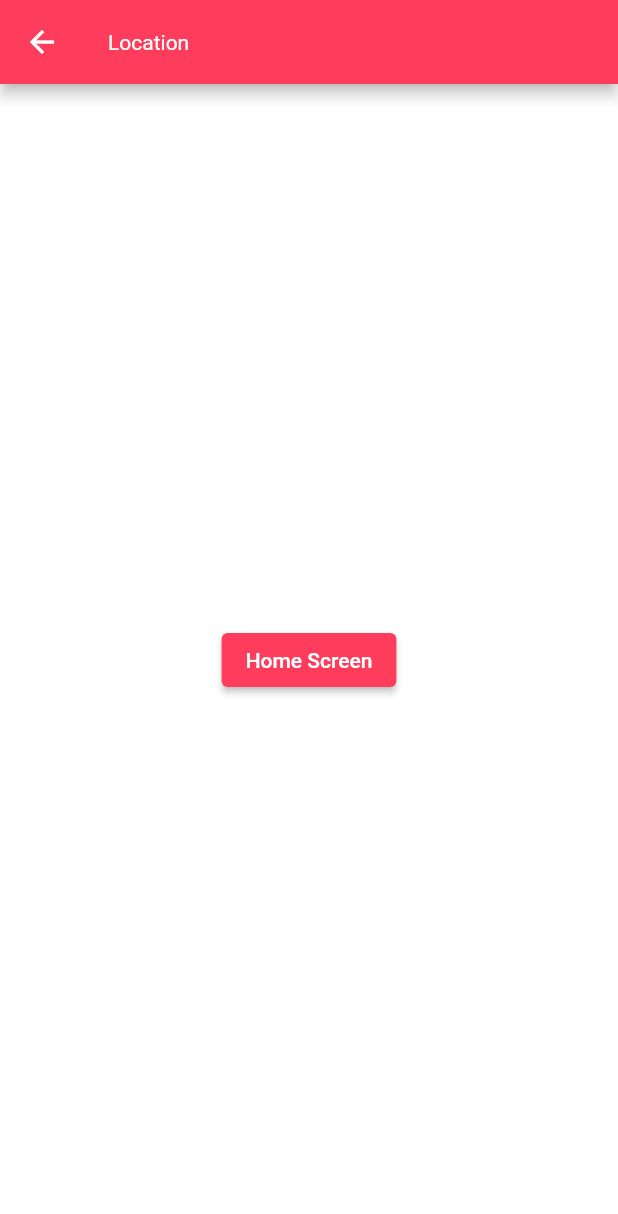
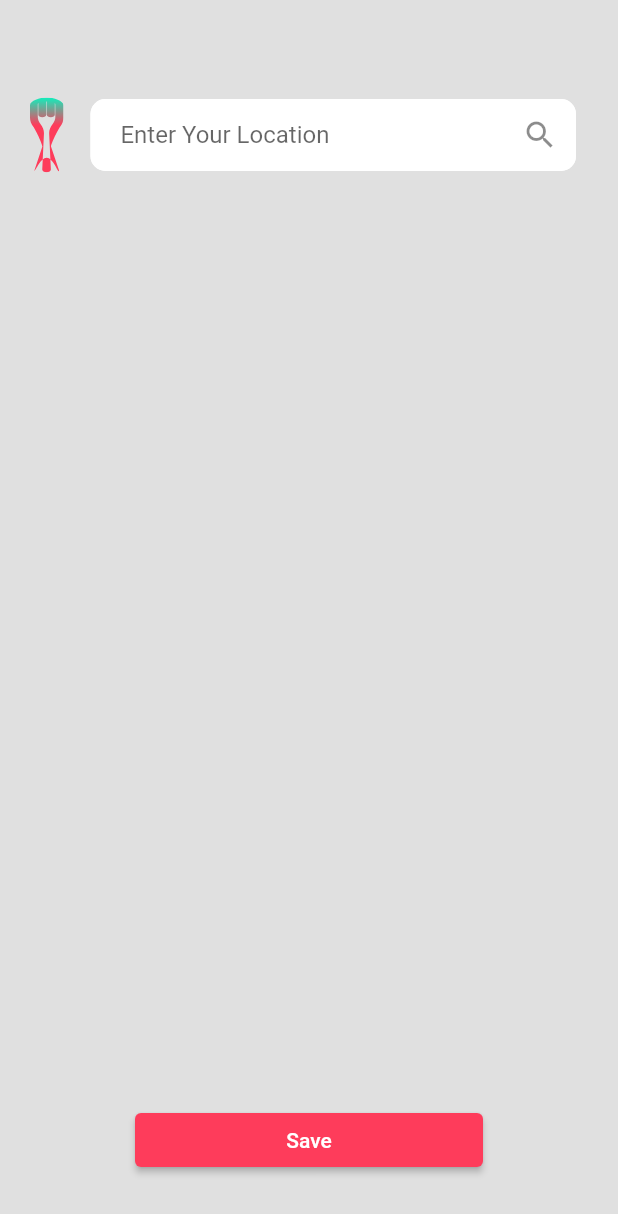
Before and after one commit to victormcfreire/flutter-delivery, a Flutter app: the LocationScreen screen opened by its route, on a phone screen of 412 x 824 dp. Shown: the top 1214 px of the screen. Run offline on Flutter 3.47's test engine with Material 2 defaults, Android fonts, the phone set to English and light mode, and no system bars; our stand-ins replace flutter_svg, google_maps_flutter; Roboto replaces fonts that are missing (Futura).

Commit message:
location screen without google maps

```diff
--- a/lib/main.dart
+++ b/lib/main.dart
@@ -1,8 +1,8 @@
 import 'package:delivery_flutter/config/app_router.dart';
-import 'package:delivery_flutter/screens/home/home_screen.dart';
 import 'package:flutter/material.dart';
 
 import 'config/theme.dart';
+import 'screens/screens.dart';
 
 void main() {
   runApp(const MyApp());
@@ -18,7 +18,7 @@ class MyApp extends StatelessWidget {
       title: 'Flutter Delivery',
       theme: theme(),
       onGenerateRoute: AppRouter.onGenerateRoute,
-      initialRoute: HomeScreen.routeName,
+      initialRoute: LocationScreen.routeName,
     );
   }
 }
--- a/lib/screens/location/location_screen.dart
+++ b/lib/screens/location/location_screen.dart
@@ -1,4 +1,6 @@
 import 'package:flutter/material.dart';
+import 'package:flutter_svg/flutter_svg.dart';
+import 'package:google_maps_flutter/google_maps_flutter.dart';
 
 class LocationScreen extends StatelessWidget {
   const LocationScreen({Key? key}) : super(key: key);
@@ -14,15 +16,77 @@ class LocationScreen extends StatelessWidget {
   @override
   Widget build(BuildContext context) {
     return Scaffold(
-      appBar: AppBar(
-        title: const Text('Location'),
+      body: Stack(
+        children: [
+          Container(
+            color: Colors.grey[300],
+          ),
+          Positioned(
+            top: 40,
+            left: 20,
+            right: 20,
+            child: Container(
+              height: 100,
+              child: Row(
+                children: [
+                  SvgPicture.asset(
+                    'assets/logo.svg',
+                    height: 50,
+                  ),
+                  const SizedBox(
+                    width: 10,
+                  ),
+                  const Expanded(child: LocationSearchBox()),
+                ],
+              ),
+            ),
+          ),
+          Positioned(
+            bottom: 40,
+            left: 20,
+            right: 20,
+            child: Padding(
+              padding: const EdgeInsets.symmetric(horizontal: 70.0),
+              child: ElevatedButton(
+                child: const Text('Save'),
+                onPressed: () {},
+              ),
+            ),
+          ),
+        ],
       ),
-      body: Center(
-        child: ElevatedButton(
-          child: const Text('Home Screen'),
-          onPressed: () {
-            Navigator.pushNamed(context, '/');
-          },
+    );
+  }
+}
+
+class LocationSearchBox extends StatelessWidget {
+  const LocationSearchBox({
+    Key? key,
+  }) : super(key: key);
+
+  @override
+  Widget build(BuildContext context) {
+    return Padding(
+      padding: const EdgeInsets.all(8.0),
+      child: TextField(
+        decoration: InputDecoration(
+          filled: true,
+          fillColor: Colors.white,
+          hintText: 'Enter Your Location',
+          suffixIcon: Icon(Icons.search),
+          contentPadding: const EdgeInsets.only(left: 20, bottom: 5, right: 5),
+          focusedBorder: OutlineInputBorder(
+            borderRadius: BorderRadius.circular(10),
+            borderSide: const BorderSide(
+              color: Colors.white,
+            ),
+          ),
+          enabledBorder: OutlineInputBorder(
+            borderRadius: BorderRadius.circular(10),
+            borderSide: const BorderSide(
+              color: Colors.white,
+            ),
+          ),
         ),
       ),
     );
--- a/pubspec.yaml
+++ b/pubspec.yaml
@@ -35,6 +35,7 @@ dependencies:
   # Use with the CupertinoIcons class for iOS style icons.
   cupertino_icons: ^1.0.2
   flutter_svg: ^1.1.1+1
+  google_maps_flutter: ^2.1.10
 
 dev_dependencies:
   flutter_test:
```
Also changed, not shown: pubspec.lock.
